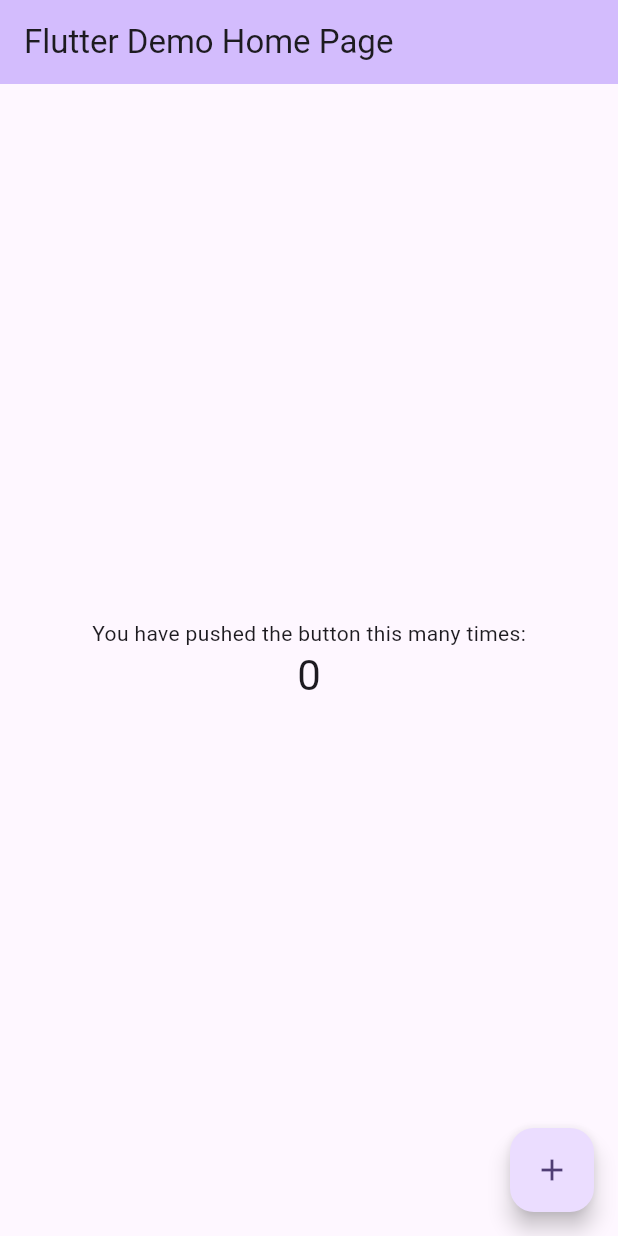
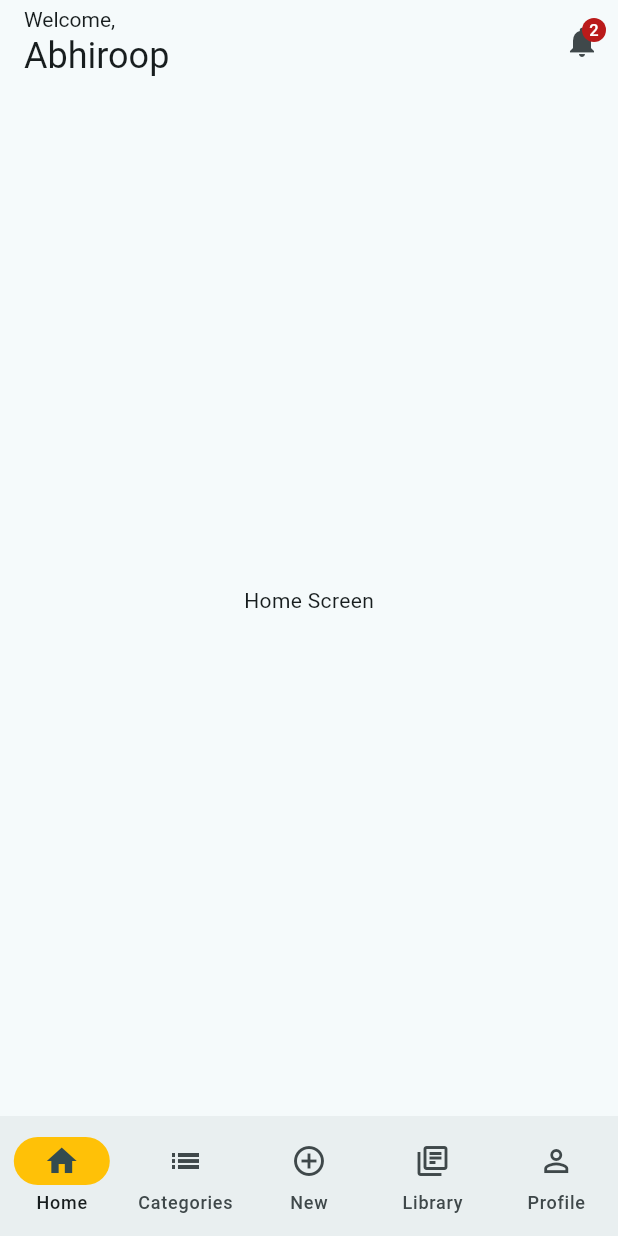
Before and after one commit to abhiroop43/library_management_system, a Flutter app: the screen it shows after launch, on a phone screen of 412 x 824 dp. Run offline on Flutter 3.47's test engine with Material 3 defaults, Android fonts, the phone set to English and light mode, and no system bars.

Commit message:
feat: :sparkles: add initial structure for library management system
* Implemented main screens: Home, Categories, Library, Profile, Notifications, Scan, and Start screens.
* Added configuration for CMake in VSCode settings.
* Established foundational layout for navigation and user interface.

```diff
--- /dev/null
+++ b/lib/home/home_screen.dart
@@ -0,0 +1,15 @@
+import 'package:flutter/material.dart';
+
+class HomeScreen extends StatefulWidget {
+  const HomeScreen({super.key});
+
+  @override
+  State<HomeScreen> createState() => _HomeScreenState();
+}
+
+class _HomeScreenState extends State<HomeScreen> {
+  @override
+  Widget build(BuildContext context) {
+    return SafeArea(child: Center(child: const Text("Home Screen")));
+  }
+}
--- a/lib/main.dart
+++ b/lib/main.dart
@@ -1,4 +1,5 @@
 import 'package:flutter/material.dart';
+import 'package:library_management_system/start_screen.dart';
 
 void main() {
   runApp(const MyApp());
@@ -7,116 +8,15 @@ void main() {
 class MyApp extends StatelessWidget {
   const MyApp({super.key});
 
-  // This widget is the root of your application.
   @override
   Widget build(BuildContext context) {
     return MaterialApp(
-      title: 'Flutter Demo',
+      title: 'Library Management System',
+      debugShowCheckedModeBanner: false,
       theme: ThemeData(
-        // This is the theme of your application.
-        //
-        // TRY THIS: Try running your application with "flutter run". You'll see
-        // the application has a purple toolbar. Then, without quitting the app,
-        // try changing the seedColor in the colorScheme below to Colors.green
-        // and then invoke "hot reload" (save your changes or press the "hot
-        // reload" button in a Flutter-supported IDE, or press "r" if you used
-        // the command line to start the app).
-        //
-        // Notice that the counter didn't reset back to zero; the application
-        // state is not lost during the reload. To reset the state, use hot
-        // restart instead.
-        //
-        // This works for code too, not just values: Most code changes can be
-        // tested with just a hot reload.
-        colorScheme: ColorScheme.fromSeed(seedColor: Colors.deepPurple),
+        colorScheme: ColorScheme.fromSeed(seedColor: Colors.white),
       ),
-      home: const MyHomePage(title: 'Flutter Demo Home Page'),
+      home: StartScreen(),
     );
   }
 }
-
-class MyHomePage extends StatefulWidget {
-  const MyHomePage({super.key, required this.title});
-
-  // This widget is the home page of your application. It is stateful, meaning
-  // that it has a State object (defined below) that contains fields that affect
-  // how it looks.
-
-  // This class is the configuration for the state. It holds the values (in this
-  // case the title) provided by the parent (in this case the App widget) and
-  // used by the build method of the State. Fields in a Widget subclass are
-  // always marked "final".
-
-  final String title;
-
-  @override
-  State<MyHomePage> createState() => _MyHomePageState();
-}
-
-class _MyHomePageState extends State<MyHomePage> {
-  int _counter = 0;
-
-  void _incrementCounter() {
-    setState(() {
-      // This call to setState tells the Flutter framework that something has
-      // changed in this State, which causes it to rerun the build method below
-      // so that the display can reflect the updated values. If we changed
-      // _counter without calling setState(), then the build method would not be
-      // called again, and so nothing would appear to happen.
-      _counter++;
-    });
-  }
-
-  @override
-  Widget build(BuildContext context) {
-    // This method is rerun every time setState is called, for instance as done
-    // by the _incrementCounter method above.
-    //
-    // The Flutter framework has been optimized to make rerunning build methods
-    // fast, so that you can just rebuild anything that needs updating rather
-    // than having to individually change instances of widgets.
-    return Scaffold(
-      appBar: AppBar(
-        // TRY THIS: Try changing the color here to a specific color (to
-        // Colors.amber, perhaps?) and trigger a hot reload to see the AppBar
-        // change color while the other colors stay the same.
-        backgroundColor: Theme.of(context).colorScheme.inversePrimary,
-        // Here we take the value from the MyHomePage object that was created by
-        // the App.build method, and use it to set our appbar title.
-        title: Text(widget.title),
-      ),
-      body: Center(
-        // Center is a layout widget. It takes a single child and positions it
-        // in the middle of the parent.
-        child: Column(
-          // Column is also a layout widget. It takes a list of children and
-          // arranges them vertically. By default, it sizes itself to fit its
-          // children horizontally, and tries to be as tall as its parent.
-          //
-          // Column has various properties to control how it sizes itself and
-          // how it positions its children. Here we use mainAxisAlignment to
-          // center the children vertically; the main axis here is the vertical
-          // axis because Columns are vertical (the cross axis would be
-          // horizontal).
-          //
-          // TRY THIS: Invoke "debug painting" (choose the "Toggle Debug Paint"
-          // action in the IDE, or press "p" in the console), to see the
-          // wireframe for each widget.
-          mainAxisAlignment: MainAxisAlignment.center,
-          children: <Widget>[
-            const Text('You have pushed the button this many times:'),
-            Text(
-              '$_counter',
-              style: Theme.of(context).textTheme.headlineMedium,
-            ),
-          ],
-        ),
-      ),
-      floatingActionButton: FloatingActionButton(
-        onPressed: _incrementCounter,
-        tooltip: 'Increment',
-        child: const Icon(Icons.add),
-      ), // This trailing comma makes auto-formatting nicer for build methods.
-    );
-  }
-}
--- /dev/null
+++ b/lib/start_screen.dart
@@ -0,0 +1,90 @@
+import 'package:flutter/material.dart';
+import 'package:library_management_system/categories/categories_screen.dart';
+import 'package:library_management_system/home/home_screen.dart';
+import 'package:library_management_system/library/library_screen.dart';
+import 'package:library_management_system/notifications/notification_screen.dart';
+import 'package:library_management_system/profile/profile_screen.dart';
+import 'package:library_management_system/scan/scan_new_screen.dart';
+
+class StartScreen extends StatefulWidget {
+  const StartScreen({super.key});
+
+  @override
+  State<StartScreen> createState() => _StartScreenState();
+}
+
+class _StartScreenState extends State<StartScreen> {
+  int currentPageIndex = 0;
+
+  @override
+  Widget build(BuildContext context) {
+    return Scaffold(
+      appBar: AppBar(
+        title: Column(
+          crossAxisAlignment: CrossAxisAlignment.start,
+          children: [
+            Text('Welcome,', style: TextStyle(fontSize: 14)),
+            Text('Abhiroop', style: TextStyle(fontSize: 24)),
+          ],
+        ),
+        actions: <Widget>[
+          IconButton(
+            onPressed: () {
+              Navigator.of(context).push(
+                MaterialPageRoute(builder: (context) => NotificationScreen()),
+              );
+            },
+            icon: Badge(
+              label: const Text('2'),
+              child: Icon(Icons.notifications),
+            ),
+          ),
+        ],
+      ),
+      bottomNavigationBar: NavigationBar(
+        onDestinationSelected: (int index) {
+          setState(() {
+            currentPageIndex = index;
+          });
+        },
+        indicatorColor: Colors.amber,
+        selectedIndex: currentPageIndex,
+        destinations: const <Widget>[
+          NavigationDestination(
+            selectedIcon: Icon(Icons.home),
+            icon: Icon(Icons.home_outlined),
+            label: 'Home',
+          ),
+          NavigationDestination(
+            selectedIcon: Icon(Icons.list),
+            icon: Icon(Icons.list_outlined),
+            label: 'Categories',
+          ),
+          NavigationDestination(
+            selectedIcon: Icon(Icons.add_circle),
+            icon: Icon(Icons.add_circle_outline),
+            label: 'New',
+          ),
+          NavigationDestination(
+            selectedIcon: Icon(Icons.library_books),
+            icon: Icon(Icons.library_books_outlined),
+            label: 'Library',
+          ),
+          NavigationDestination(
+            selectedIcon: Icon(Icons.person),
+            icon: Icon(Icons.person_outline),
+            label: 'Profile',
+          ),
+        ],
+      ),
+
+      body: <Widget>[
+        HomeScreen(),
+        CategoriesScreen(),
+        ScanNewScreen(),
+        LibraryScreen(),
+        ProfileScreen(),
+      ][currentPageIndex],
+    );
+  }
+}
```
Also changed, not shown: lib/categories/categories_screen.dart (added, +15 -0 lines), lib/library/library_screen.dart (added, +15 -0 lines), lib/notifications/notification_screen.dart (added, +22 -0 lines), lib/profile/profile_screen.dart (added, +15 -0 lines), lib/scan/scan_new_screen.dart (added, +15 -0 lines), lib/auth/auth.dart (added), lib/auth/forgot_password.dart (added).
